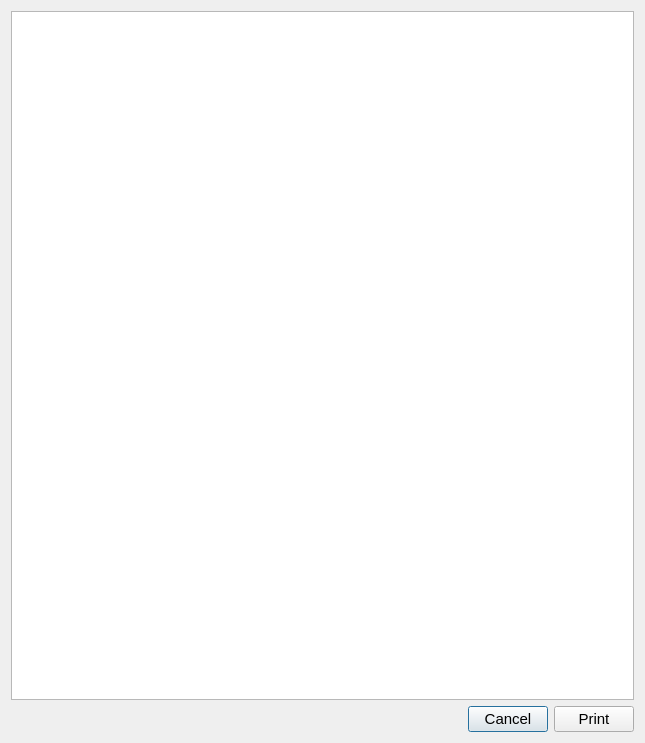
First picture: the form in _src/eidmw/eidgui/dlgPrint.ui, repository 12019/svn.gov.pt, before the edit.
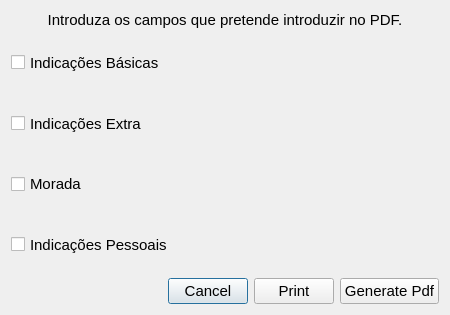
Second picture: the form after the edit. Icons and pictures are not drawn.

Commit message: Improving Performance, add pdf and print feature, Add Xades, SDK compatibility

```diff
--- a/_src/eidmw/eidgui/dlgPrint.ui
+++ b/_src/eidmw/eidgui/dlgPrint.ui
@@ -1,12 +1,12 @@
 <ui version="4.0" >
  <class>dlgPrint</class>
- <widget class="QDialog" name="dlgPrint" >
-  <property name="geometry" >
+ <widget class="QDialog" name="dlgPrint">
+  <property name="geometry">
    <rect>
     <x>0</x>
     <y>0</y>
-    <width>645</width>
-    <height>743</height>
+    <width>450</width>
+    <height>315</height>
    </rect>
   </property>
   <property name="font" >
@@ -23,45 +23,113 @@
   <property name="modal" >
    <bool>true</bool>
   </property>
-  <layout class="QGridLayout" >
-   <item row="0" column="0" >
-    <layout class="QGridLayout" >
-     <item row="0" column="0" colspan="3" >
-      <widget class="QTextEdit" name="paperview" >
-       <property name="font" >
-        <font>
-         <pointsize>11</pointsize>
-        </font>
+  <layout class="QGridLayout">
+   <item row="1" column="0">
+    <layout class="QVBoxLayout" name="verticalLayout_3">
+     <property name="sizeConstraint">
+      <enum>QLayout::SetDefaultConstraint</enum>
+     </property>
+     <item>
+      <layout class="QHBoxLayout" name="horizontalLayout">
+       <item>
+        <spacer name="horizontalSpacer">
+         <property name="orientation">
+          <enum>Qt::Horizontal</enum>
+         </property>
+         <property name="sizeHint" stdset="0">
+          <size>
+           <width>40</width>
+           <height>20</height>
+          </size>
+         </property>
+        </spacer>
+       </item>
+       <item>
+        <widget class="QPushButton" name="pbCancel">
+         <property name="text">
+          <string>Cancel</string>
+         </property>
+        </widget>
+       </item>
+       <item>
+        <widget class="QPushButton" name="pbPrint">
+         <property name="text">
+          <string>Print</string>
+         </property>
+        </widget>
+       </item>
+       <item>
+        <widget class="QPushButton" name="pbGeneratePdf">
+         <property name="text">
+          <string>Generate Pdf</string>
+         </property>
+        </widget>
+       </item>
+      </layout>
+     </item>
+    </layout>
+   </item>
+   <item row="0" column="0">
+    <layout class="QVBoxLayout" name="verticalLayout_2">
+     <item>
+      <widget class="QLabel" name="labelHeader">
+       <property name="text">
+        <string>Introduza os campos que pretende introduzir no PDF.</string>
        </property>
-       <property name="readOnly" >
-        <bool>true</bool>
+       <property name="alignment">
+        <set>Qt::AlignCenter</set>
        </property>
       </widget>
      </item>
-     <item row="1" column="0" >
-      <spacer>
-       <property name="orientation" >
-        <enum>Qt::Horizontal</enum>
+     <item>
+      <widget class="QCheckBox" name="chboxID">
+       <property name="sizePolicy">
+        <sizepolicy hsizetype="Fixed" vsizetype="Expanding">
+         <horstretch>0</horstretch>
+         <verstretch>0</verstretch>
+        </sizepolicy>
        </property>
-       <property name="sizeHint" >
-        <size>
-         <width>451</width>
-         <height>20</height>
-        </size>
+       <property name="text">
+        <string>Indicações Básicas</string>
        </property>
-      </spacer>
+      </widget>
      </item>
-     <item row="1" column="1" >
-      <widget class="QPushButton" name="pbCancel" >
-       <property name="text" >
-        <string>Cancel</string>
+     <item>
+      <widget class="QCheckBox" name="chboxIDExtra">
+       <property name="sizePolicy">
+        <sizepolicy hsizetype="Fixed" vsizetype="Expanding">
+         <horstretch>0</horstretch>
+         <verstretch>0</verstretch>
+        </sizepolicy>
        </property>
+       <property name="text">
+        <string>Indicações Extra</string>
+       </property>
       </widget>
      </item>
-     <item row="1" column="2" >
-      <widget class="QPushButton" name="pbPrint" >
-       <property name="text" >
-        <string>Print</string>
+     <item>
+      <widget class="QCheckBox" name="chboxAddress">
+       <property name="sizePolicy">
+        <sizepolicy hsizetype="Fixed" vsizetype="Expanding">
+         <horstretch>0</horstretch>
+         <verstretch>0</verstretch>
+        </sizepolicy>
+       </property>
+       <property name="text">
+        <string>Morada</string>
+       </property>
+      </widget>
+     </item>
+     <item>
+      <widget class="QCheckBox" name="chboxPersoData">
+       <property name="sizePolicy">
+        <sizepolicy hsizetype="Fixed" vsizetype="Expanding">
+         <horstretch>0</horstretch>
+         <verstretch>0</verstretch>
+        </sizepolicy>
+       </property>
+       <property name="text">
+        <string>Indicações Pessoais</string>
        </property>
       </widget>
      </item>
```
Left out of the diff: 14 changed lines with no effect on the pictures. The commit also changes 656 other files.
